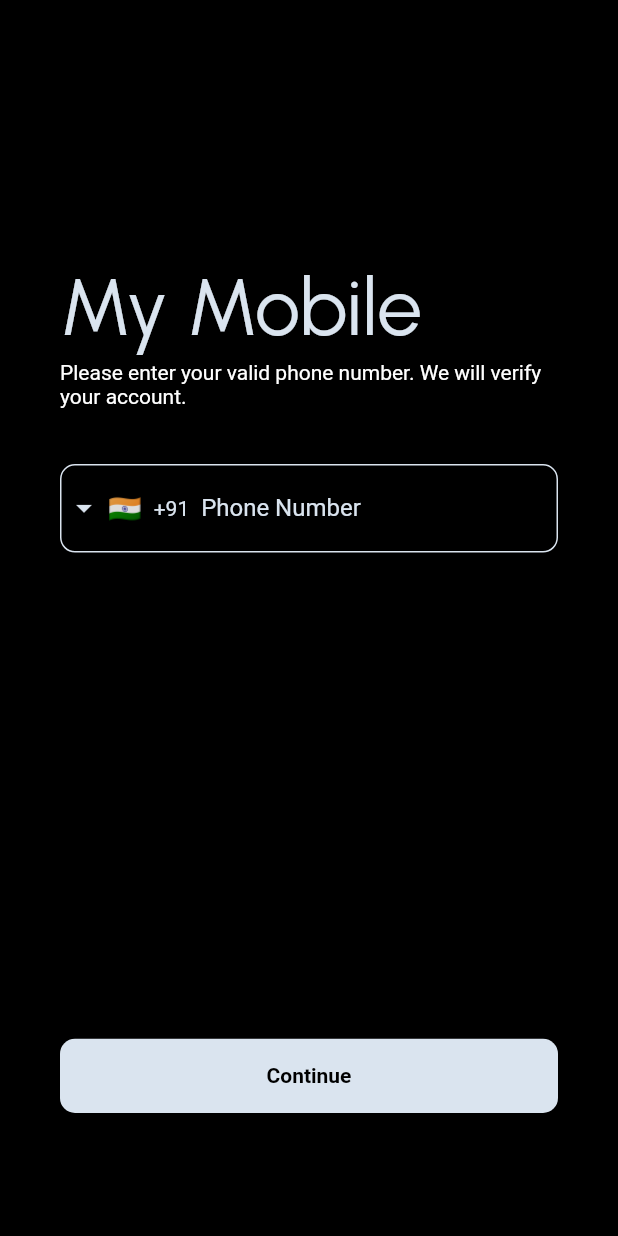
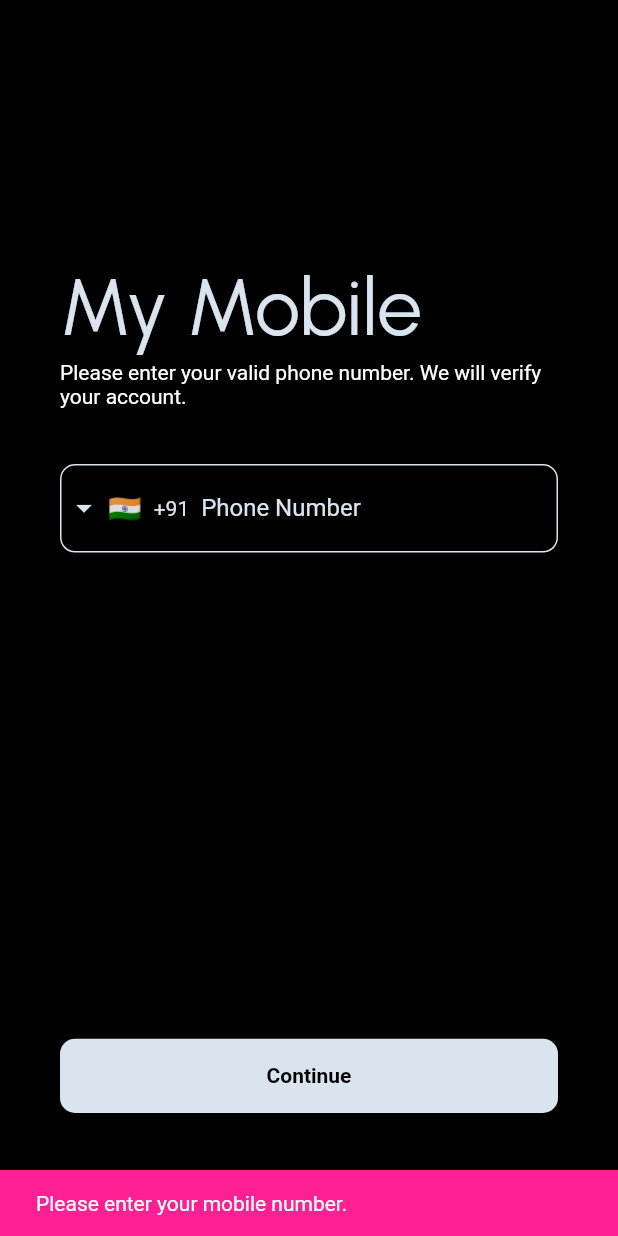
Before and after one commit to Quantum-Nexus/soul_sync_app, a Flutter app: the screen it shows after launch, after a tap on "Continue", on a phone screen of 412 x 824 dp. Run offline on Flutter 3.47's test engine with Material 2 defaults, Android fonts, the light colour scheme and no system bars; drawn by our look-alikes of intl_phone_field; our stand-ins replace animated_splash_screen, flutter_card_swiper, google_fonts, image_picker, lottie, page_transition and 1 more; project files that could hold a hidden picture were left out.

Commit message:
minor edits in mobileno screen and gender screen

```diff
--- a/lib/Screens/DataCollectionScreen/components/aboutme.dart
+++ b/lib/Screens/DataCollectionScreen/components/aboutme.dart
@@ -12,7 +12,7 @@ class _AboutMeState extends State<AboutMe> {
 
   bool isPressed = false;
 
-  void _toggleButtonState() {
+  void _toggledataButtonState() {
     setState(() {
       isPressed = !isPressed;
     });
--- a/lib/Screens/DataCollectionScreen/components/mobile_no.dart
+++ b/lib/Screens/DataCollectionScreen/components/mobile_no.dart
@@ -18,7 +18,14 @@ class _MobileNoState extends State<MobileNo> {
 
   void _toggledataButtonState() {
     setState(() {
-      isPressed = !isPressed;
+      if (_phoneNumber == "") {
+        ScaffoldMessenger.of(context).showSnackBar(
+          const SnackBar(content: Text("Please enter your mobile number."), backgroundColor: kPinkColor,),
+        );
+        return;
+      } else {
+        isPressed = !isPressed;
+      }
     });
     print(_phoneNumber);
   }
@@ -112,6 +119,9 @@ class _MobileNoState extends State<MobileNo> {
               GestureDetector(
                 onTap: () {
                   _toggledataButtonState();
+                  if( isPressed == true) {
+                    Navigator.pushNamed(context, '/gender');
+                  }
                 },
                 child: Container(
                   alignment: Alignment.center,
--- a/lib/main.dart
+++ b/lib/main.dart
@@ -57,7 +57,8 @@ class MyApp extends StatelessWidget {
         '/signup': (context) => const SignupScreen(),
         '/data': (context) => const MobileNo(),
         //'/timetable': (context) => const TimetableHome(),
-        // '/form': (context) =>  ProfileForm(),
+        '/aboutme': (context) =>  AboutMe(),
+        '/gender': (context) =>  GenderInfo(),
         //'/timetable': (context) => const TimetableHome(),
         //'/notification': (context) => const NotificationScreen(),
       },
```
Also changed, not shown: lib/Screens/DataCollectionScreen/components/gender_info.dart (+18 -10 lines).
